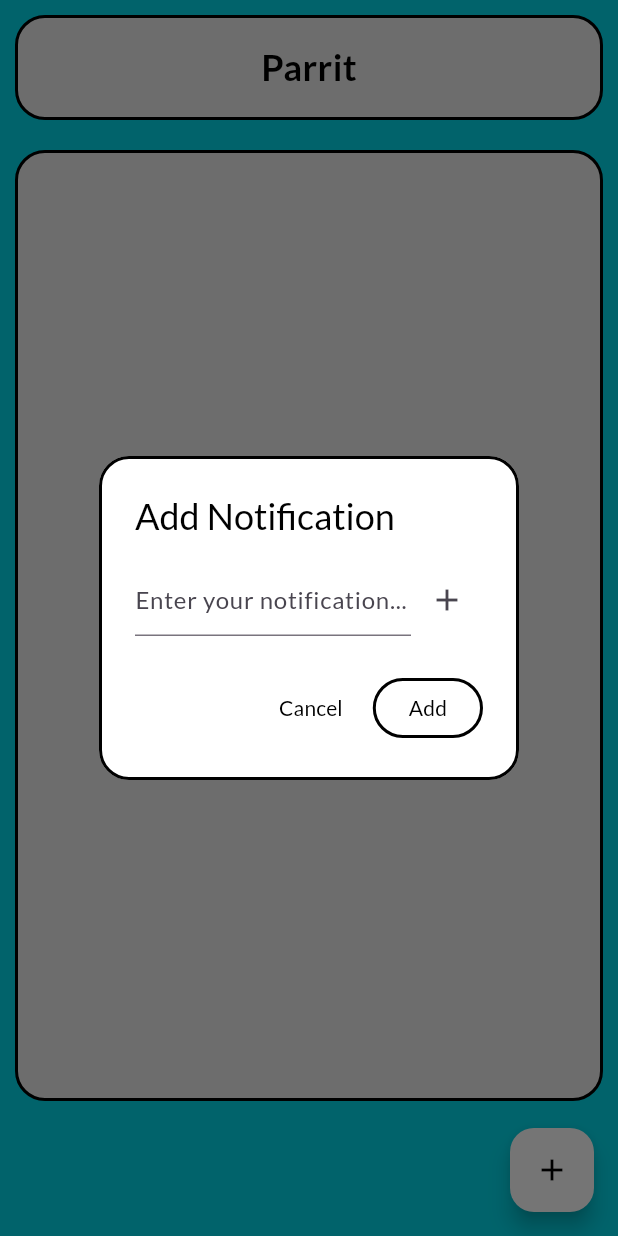
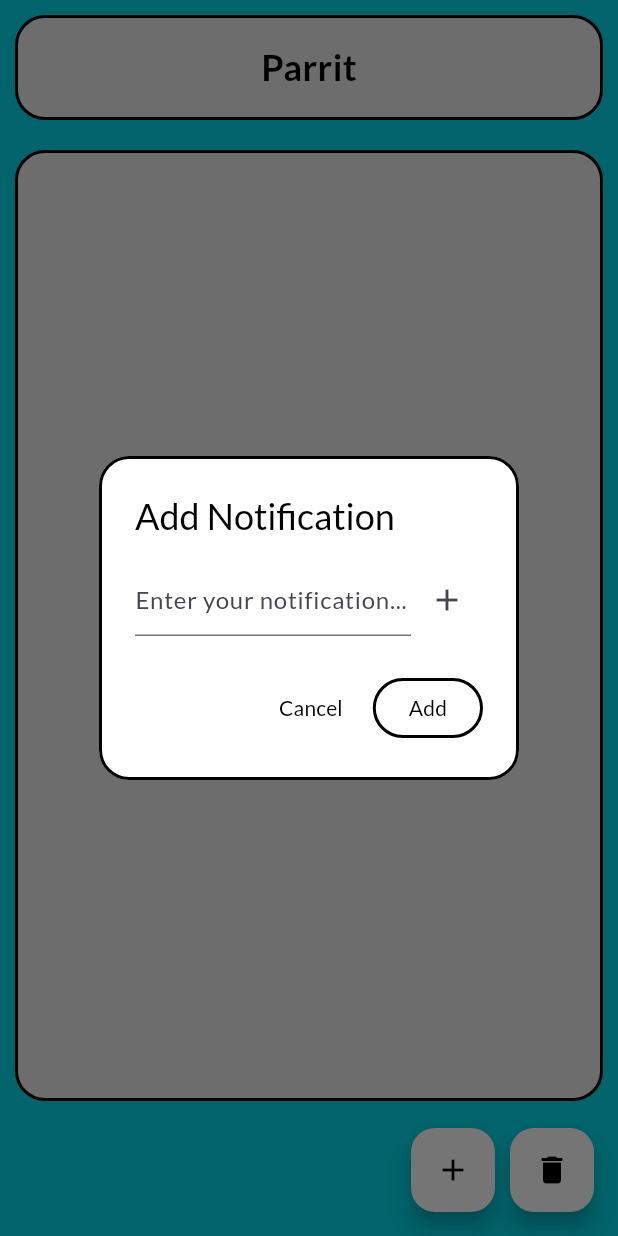
Before and after one commit to ST10403514/Parrit, a Flutter app: the screen it shows after launch, after a tap on the "add" icon, on a phone screen of 412 x 824 dp. Run offline on Flutter 3.47's test engine with Material 3 defaults, Android fonts, the phone set to English and light mode, and no system bars.

Commit message:
Adding notification shows correctly in home page and delete function added

```diff
--- a/lib/custom_dialog.dart
+++ b/lib/custom_dialog.dart
@@ -1,9 +1,12 @@
 import 'package:flutter/material.dart';
 
 class AddNotificationDialog extends StatefulWidget {
-  final Function(List<String>) onAddNotification;
+  final void Function(List<String>) onAddNotification;
 
-  const AddNotificationDialog({super.key, required this.onAddNotification});
+  const AddNotificationDialog({
+    super.key,
+    required this.onAddNotification,
+  });
 
   @override
   // ignore: library_private_types_in_public_api
@@ -11,7 +14,7 @@ class AddNotificationDialog extends StatefulWidget {
 }
 
 class _AddNotificationDialogState extends State<AddNotificationDialog> {
-  List<String> notificationInfo = ['']; // Initial entry
+  List<String> lines = ['']; // Initial entry
 
   @override
   Widget build(BuildContext context) {
@@ -30,14 +33,14 @@ class _AddNotificationDialogState extends State<AddNotificationDialog> {
           mainAxisSize: MainAxisSize.min,
           crossAxisAlignment: CrossAxisAlignment.start,
           children: [
-            for (int i = 0; i < notificationInfo.length; i++)
+            for (int i = 0; i < lines.length; i++)
               Row(
                 children: [
                   Expanded(
                     child: TextField(
                       onChanged: (value) {
                         setState(() {
-                          notificationInfo[i] = value;
+                          lines[i] = value;
                         });
                       },
                       decoration: const InputDecoration(
@@ -45,12 +48,12 @@ class _AddNotificationDialogState extends State<AddNotificationDialog> {
                       ),
                     ),
                   ),
-                  if (i == notificationInfo.length - 1) // Show "+" on last row
+                  if (i == lines.length - 1) // Show "+" on last row
                     IconButton(
                       icon: const Icon(Icons.add),
                       onPressed: () {
                         setState(() {
-                          notificationInfo.add('');
+                          lines.add('');
                         });
                       },
                     ),
@@ -77,7 +80,10 @@ class _AddNotificationDialogState extends State<AddNotificationDialog> {
             side: const BorderSide(color: Colors.black, width: 2),
           ),
           onPressed: () {
-            widget.onAddNotification(notificationInfo);
+            // Concatenate all lines into one string
+            String notification = lines.join('\n');
+            widget.onAddNotification(
+                [notification]); // Pass the notification as a list
             Navigator.of(context).pop(); // Close the dialog
           },
           child: const Text('Add'),
@@ -88,11 +94,16 @@ class _AddNotificationDialogState extends State<AddNotificationDialog> {
 }
 
 void showCustomDialog(
-    BuildContext context, Function(List<String>) addNotification) {
+    BuildContext context, Function(List<String>) addNotifications) {
   showDialog(
     context: context,
     builder: (BuildContext context) {
-      return AddNotificationDialog(onAddNotification: addNotification);
+      return AddNotificationDialog(
+        onAddNotification: (List<String> notifications) {
+          addNotifications(
+              notifications); // Pass the notifications to the callback
+        },
+      );
     },
   );
 }
--- a/lib/home_page.dart
+++ b/lib/home_page.dart
@@ -74,19 +74,37 @@ class _ParritHomePageState extends State<ParritHomePage> {
           ),
         ],
       ),
-      floatingActionButton: FloatingActionButton(
+      floatingActionButton: Row(
+        mainAxisAlignment: MainAxisAlignment.end,
+        children: [
+          FloatingActionButton(
             onPressed: () {
               // Show the custom dialog for adding notifications
               showCustomDialog(context, (List<String> addedNotifications) {
                 setState(() {
                   notifications.addAll(addedNotifications);
                 });
-          }); // Call the custom dialog function
+              });
             },
             backgroundColor: Colors.white,
             foregroundColor: Colors.black,
             child: const Icon(Icons.add),
           ),
+          const SizedBox(width: 10), // Add spacing between buttons
+          FloatingActionButton(
+            onPressed: () {
+              if (notifications.isNotEmpty) {
+                setState(() {
+                  notifications.removeLast();
+                });
+              }
+            },
+            backgroundColor: Colors.white,
+            foregroundColor: Colors.black,
+            child: const Icon(Icons.delete),
+          ),
+        ],
+      ),
     );
   }
 }
```
Also changed, not shown: lib/notification_item.dart (+13 -4 lines). Lines whose indentation alone changed are shown as unchanged.
